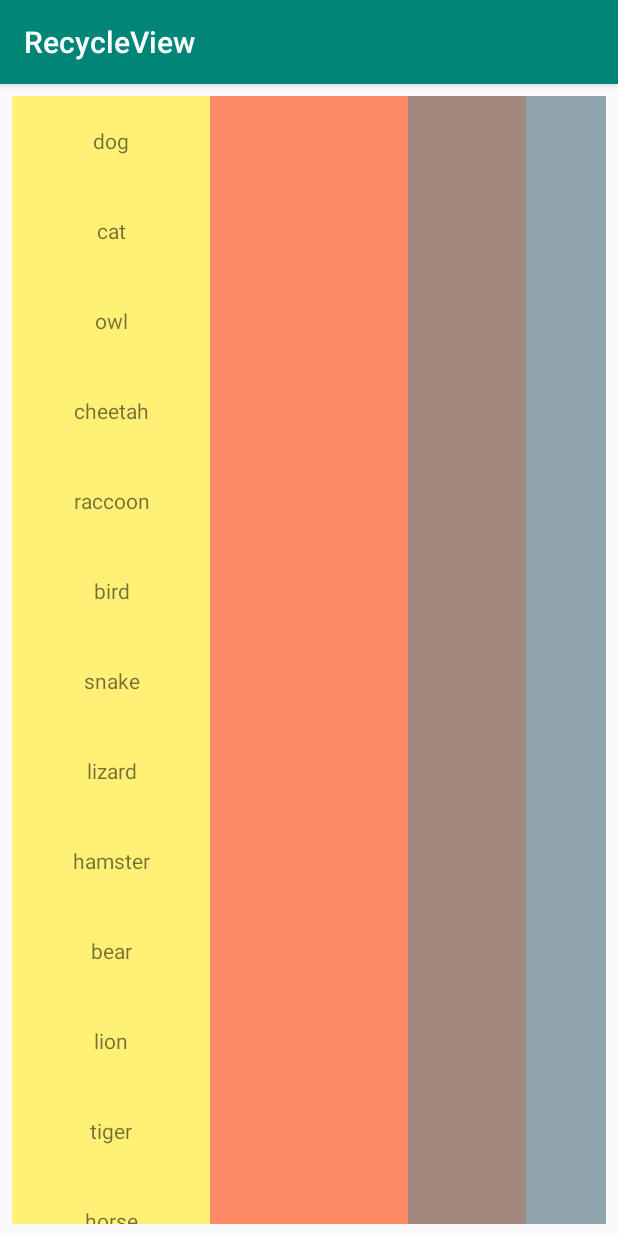
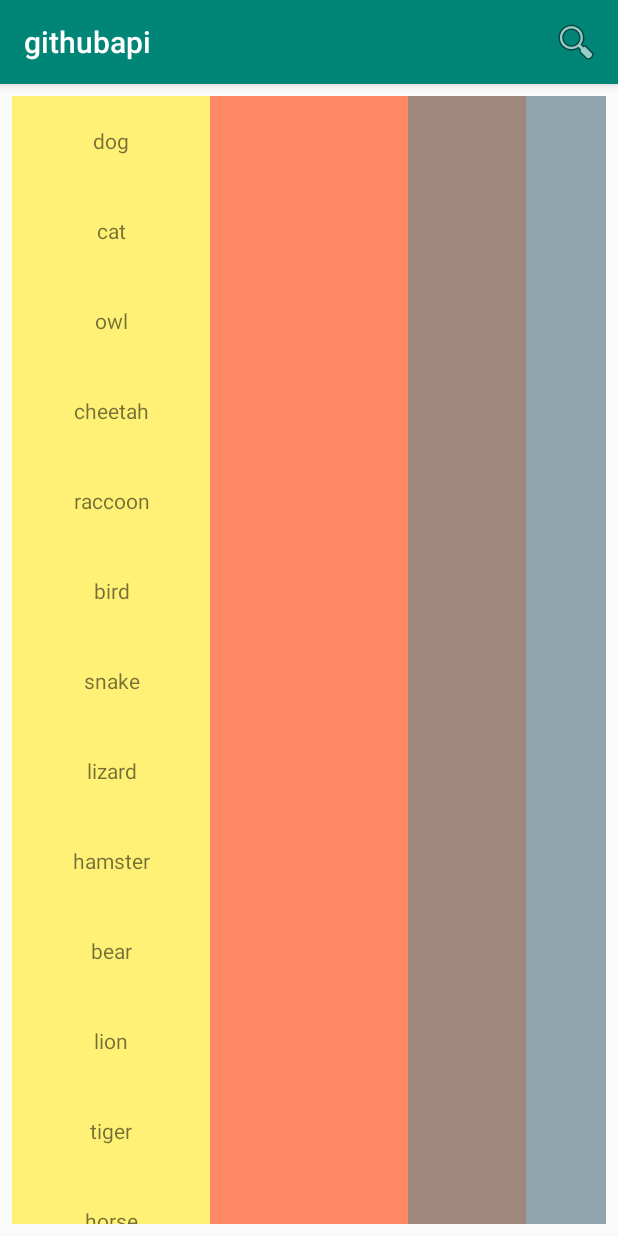
Before and after one commit to tobiasvalbjoern/githubapi, an Android app: the screen it shows after launch (MainActivity), on a phone screen of 412 x 824 dp. Run offline under Robolectric (Android 15) with nearby library versions, the phone set to English and light mode, and no system bars.

Commit message:
Search functionality implemented. It expands when you press the search icon. Next is to store the query.

```diff
--- a/app/build.gradle
+++ b/app/build.gradle
@@ -22,7 +22,7 @@ android {
 
 dependencies {
     implementation fileTree(dir: 'libs', include: ['*.jar'])
-    implementation"org.jetbrains.kotlin:kotlin-stdlib-jdk7:$kotlin_version"
+    implementation "org.jetbrains.kotlin:kotlin-stdlib-jdk7:$kotlin_version"
     implementation 'com.android.support:appcompat-v7:28.0.0'
     implementation 'com.android.support.constraint:constraint-layout:1.1.3'
     testImplementation 'junit:junit:4.12'
--- a/app/src/main/java/dk/e5pme/githupapi/MainActivity.kt
+++ b/app/src/main/java/dk/e5pme/githupapi/MainActivity.kt
@@ -1,8 +1,12 @@
 package dk.e5pme.githupapi
 
+import android.app.SearchManager
+import android.content.Context
+import android.content.Intent
 import android.support.v7.app.AppCompatActivity
 import android.os.Bundle
 import android.support.v7.widget.LinearLayoutManager
+import android.support.v7.widget.SearchView
 import android.view.Menu
 import dk.e5pme.githubapi.R
 import kotlinx.android.synthetic.main.activity_main.*
@@ -20,11 +24,32 @@ class MainActivity : AppCompatActivity() {
         // Creates a vertical Layout Manager
         mainRecyclerView.layoutManager = LinearLayoutManager(this)
         mainRecyclerView.adapter= AnimalAdapter(animals, this)
+
+        // Verify the action and get the query
+        if (Intent.ACTION_SEARCH == intent.action) {
+            intent.getStringExtra(SearchManager.QUERY)?.also { query ->
+               // doMySearch(query)
+            }
+        }
+
+
     }
 
     override fun onCreateOptionsMenu(menu: Menu?): Boolean {
         menuInflater.inflate(R.menu.main_menu, menu)
-        return super.onCreateOptionsMenu(menu)
+
+        // Get the SearchView and set the searchable configuration
+        val searchManager = getSystemService(Context.SEARCH_SERVICE) as SearchManager
+        (menu?.findItem(R.id.main_menu_search)?.actionView as SearchView).apply {
+            // Assumes current activity is the searchable activity
+            setSearchableInfo(searchManager.getSearchableInfo(componentName))
+            setIconifiedByDefault(false) // Do not iconify the widget; expand it by default
+        }
+        //return super.onCreateOptionsMenu(menu)
+        return true
+
+
+
     }
 
     data class Animal(val name: String, val race: String, val gender: String ,val weight: String)
--- /dev/null
+++ b/app/src/main/res/menu/main_menu.xml
@@ -0,0 +1,10 @@
+<?xml version="1.0" encoding="utf-8"?>
+<menu xmlns:android="http://schemas.android.com/apk/res/android" xmlns:app="http://schemas.android.com/apk/res-auto">
+    <item
+            android:id="@+id/main_menu_search"
+            android:title="@string/search"
+            android:icon="@android:drawable/ic_menu_search"
+            app:showAsAction="ifRoom|collapseActionView"
+            app:actionViewClass="android.support.v7.widget.SearchView"
+    />
+</menu>
--- a/app/src/main/res/values/strings.xml
+++ b/app/src/main/res/values/strings.xml
@@ -1,3 +1,5 @@
 <resources>
-    <string name="app_name">RecycleView</string>
+    <string name="app_name">githubapi</string>
+    <string name="search_hint">Search for a Github repository</string>
+    <string name="search">search</string>
 </resources>
```
Also changed, not shown: app/src/main/AndroidManifest.xml (+7 -1 lines), app/src/main/res/xml/searchable.xml (added, +7 -0 lines).
